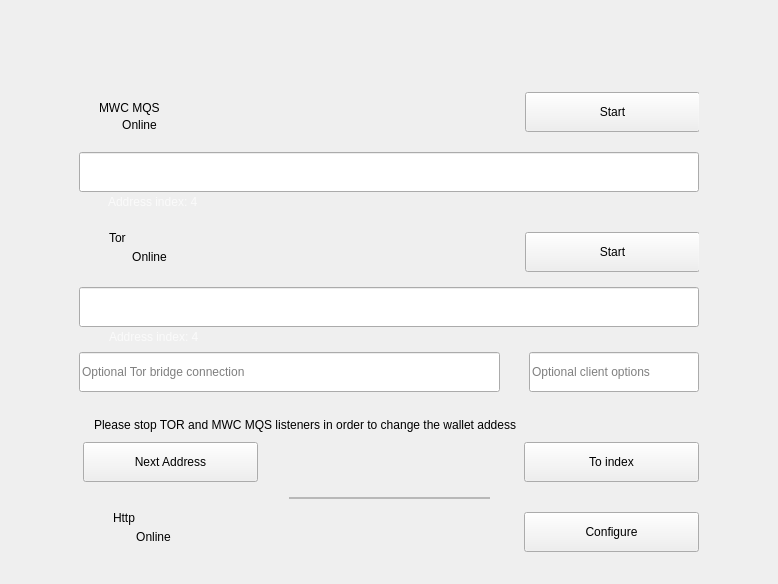
First picture: the form in windows_desktop/e_listening.ui, repository mwcproject/mwc-qt-wallet, before the edit.
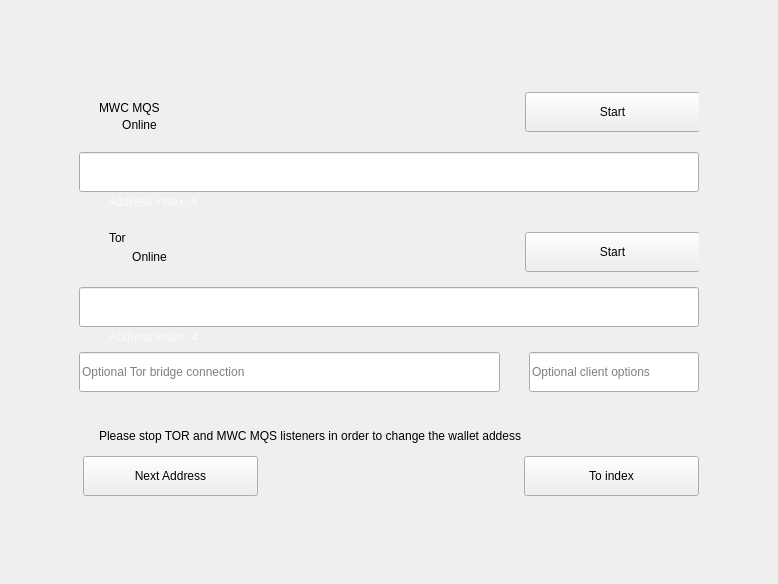
Second picture: the form after the edit. Icons and pictures are not drawn. Custom widgets are drawn as their Qt base class.

What changed in the file:
```diff
--- a/windows_desktop/e_listening.ui
+++ b/windows_desktop/e_listening.ui
@@ -194,7 +194,7 @@
         <property name="geometry">
          <rect>
           <x>445</x>
-          <y>360</y>
+          <y>374</y>
           <width>175</width>
           <height>40</height>
          </rect>
@@ -228,7 +228,7 @@
         <property name="geometry">
          <rect>
           <x>4</x>
-          <y>360</y>
+          <y>374</y>
           <width>175</width>
           <height>40</height>
          </rect>
@@ -277,126 +277,6 @@
          <set>Qt::AlignLeading|Qt::AlignLeft|Qt::AlignVCenter</set>
         </property>
        </widget>
-       <widget class="control::MwcLine" name="frame_3">
-        <property name="geometry">
-         <rect>
-          <x>210</x>
-          <y>415</y>
-          <width>201</width>
-          <height>2</height>
-         </rect>
-        </property>
-        <property name="frameShape">
-         <enum>QFrame::StyledPanel</enum>
-        </property>
-        <property name="frameShadow">
-         <enum>QFrame::Raised</enum>
-        </property>
-       </widget>
-       <widget class="control::MwcLabelNormal" name="label_http">
-        <property name="geometry">
-         <rect>
-          <x>34</x>
-          <y>420</y>
-          <width>85</width>
-          <height>31</height>
-         </rect>
-        </property>
-        <property name="text">
-         <string>Http</string>
-        </property>
-       </widget>
-       <widget class="QLabel" name="httpStatusImg">
-        <property name="geometry">
-         <rect>
-          <x>124</x>
-          <y>430</y>
-          <width>21</width>
-          <height>21</height>
-         </rect>
-        </property>
-        <property name="toolTip">
-         <string>Foreign API listener status</string>
-        </property>
-        <property name="text">
-         <string/>
-        </property>
-        <property name="pixmap">
-         <pixmap resource="../resources_desktop.qrc">:/img/StatusOk@2x.svg</pixmap>
-        </property>
-        <property name="scaledContents">
-         <bool>true</bool>
-        </property>
-       </widget>
-       <widget class="control::MwcLabelTiny" name="httpStatusTxt">
-        <property name="geometry">
-         <rect>
-          <x>34</x>
-          <y>445</y>
-          <width>81</width>
-          <height>20</height>
-         </rect>
-        </property>
-        <property name="text">
-         <string>Online</string>
-        </property>
-        <property name="alignment">
-         <set>Qt::AlignCenter</set>
-        </property>
-       </widget>
-       <widget class="control::MwcPushButtonNormal" name="httpConfigButton">
-        <property name="geometry">
-         <rect>
-          <x>445</x>
-          <y>430</y>
-          <width>175</width>
-          <height>40</height>
-         </rect>
-        </property>
-        <property name="minimumSize">
-         <size>
-          <width>0</width>
-          <height>40</height>
-         </size>
-        </property>
-        <property name="maximumSize">
-         <size>
-          <width>16777215</width>
-          <height>40</height>
-         </size>
-        </property>
-        <property name="cursor">
-         <cursorShape>PointingHandCursor</cursorShape>
-        </property>
-        <property name="focusPolicy">
-         <enum>Qt::StrongFocus</enum>
-        </property>
-        <property name="toolTip">
-         <string>Configure Wallet foreign REST API</string>
-        </property>
-        <property name="text">
-         <string>Configure</string>
-        </property>
-       </widget>
-       <widget class="control::MwcLabelSmall" name="http_warnings">
-        <property name="geometry">
-         <rect>
-          <x>160</x>
-          <y>415</y>
-          <width>271</width>
-          <height>61</height>
-         </rect>
-        </property>
-        <property name="text">
-         <string/>
-        </property>
-        <property name="alignment">
-         <set>Qt::AlignCenter</set>
-        </property>
-        <property name="wordWrap">
-         <bool>true</bool>
-        </property>
-       </widget>
        <widget class="control::MwcLabelTiny" name="torStatusTxt">
         <property name="geometry">
          <rect>
@@ -535,9 +415,9 @@
        <widget class="control::MwcLabelSmall" name="label">
         <property name="geometry">
          <rect>
-          <x>15</x>
-          <y>335</y>
-          <width>511</width>
+          <x>20</x>
+          <y>346</y>
+          <width>537</width>
           <height>16</height>
          </rect>
         </property>
@@ -661,12 +541,6 @@
    <extends>QLabel</extends>
    <header>control_desktop/MwcLabel.h</header>
   </customwidget>
-  <customwidget>
-   <class>control::MwcLine</class>
-   <extends>QFrame</extends>
-   <header>control_desktop/MwcFrameWithBorder.h</header>
-   <container>1</container>
-  </customwidget>
   <customwidget>
    <class>control::MwcLabelNormal</class>
    <extends>QLabel</extends>
```
Left out of the diff: 1 changed line with no effect on the pictures.
